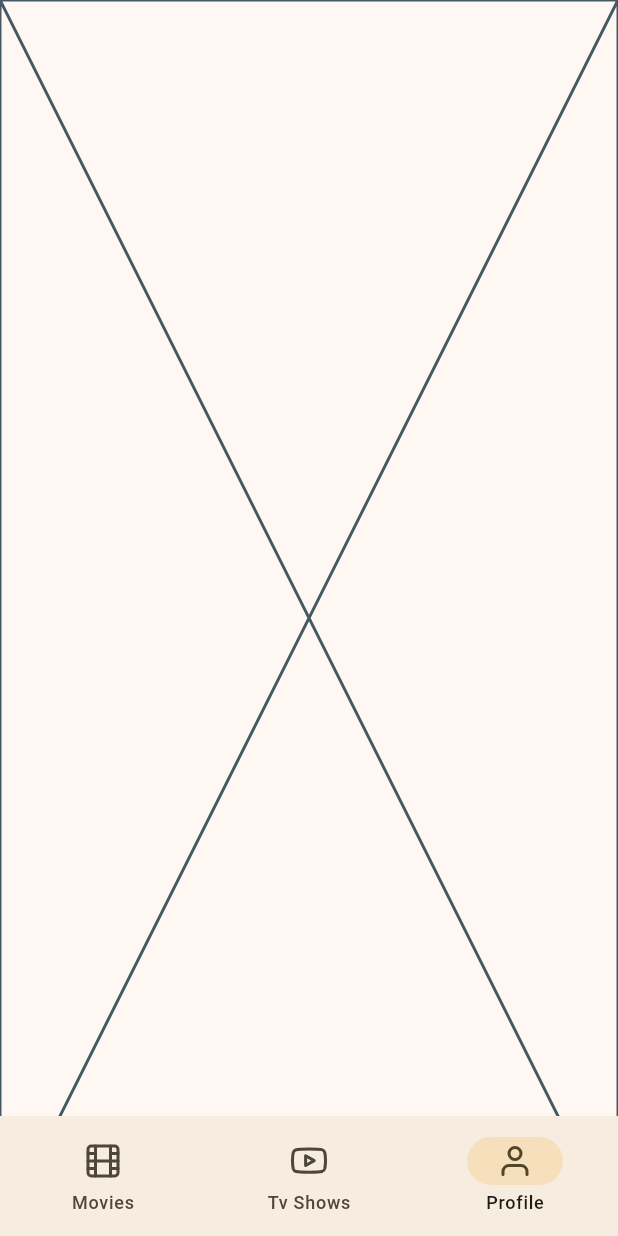
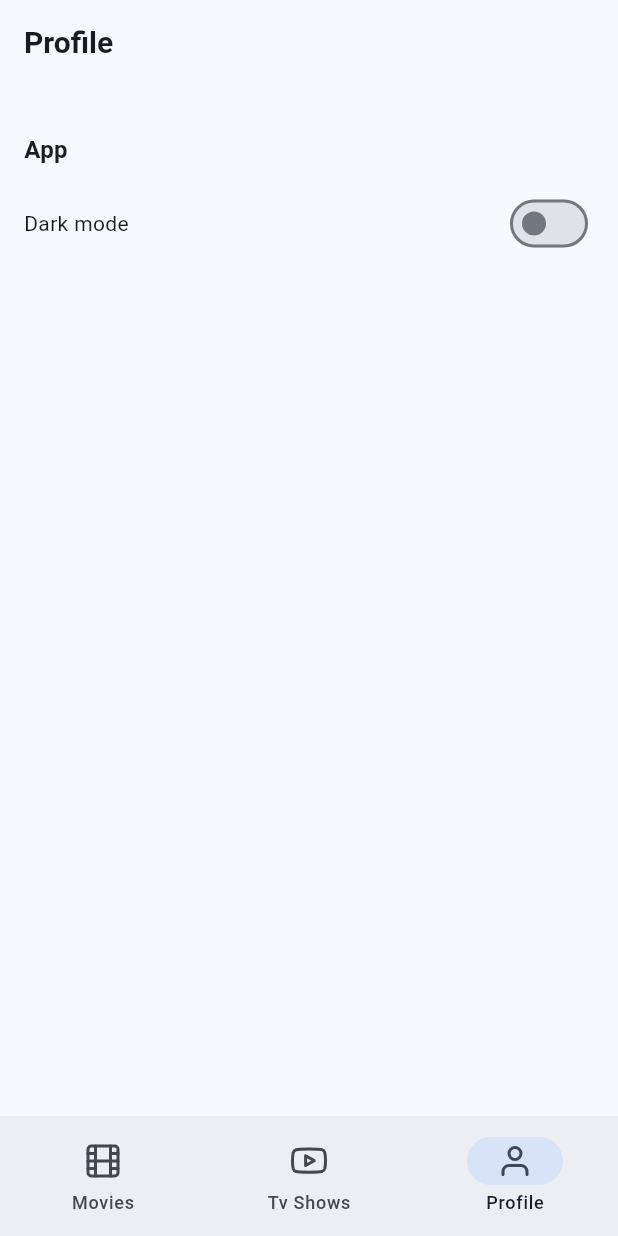
Before and after one commit to rok5ek/flutter_moovi_time, a Flutter app: the screen it shows after launch, item 3 of the bottom bar chosen, on a phone screen of 412 x 824 dp. Run offline on Flutter 3.47's test engine with Material 2 defaults, Android fonts, the phone set to English and light mode, and no system bars; our stand-ins replace cached_network_image, dio, flutter_bloc, flutter_feather_icons, flutter_platform_widgets, freezed_annotation and 3 more; generated files the repository leaves out were written again; network calls fail.

Commit message:
Implemented dark theme mode

```diff
--- a/lib/di/dependency_injector.dart
+++ b/lib/di/dependency_injector.dart
@@ -9,6 +9,7 @@ import 'package:moovi_time/domain/usecases/get_movies.dart';
 import 'package:moovi_time/domain/usecases/get_tvshows.dart';
 import 'package:moovi_time/domain/usecases/gethomemodel/get_home_model.dart';
 import 'package:moovi_time/domain/usecases/gettvshowsmodel/get_tvshows_model.dart';
+import 'package:moovi_time/presentation/app_bloc.dart';
 import 'package:moovi_time/presentation/navigation/app_router.dart';
 import 'package:moovi_time/presentation/screens/home/home_bloc.dart';
 import 'package:moovi_time/presentation/screens/main/main_bloc.dart';
@@ -58,10 +59,11 @@ Future<void> initDependencies() async {
   );
 
   // blocs
+  getIt.registerLazySingleton<AppBloc>(() => AppBloc());
   getIt.registerLazySingleton<MainBloc>(() => MainBloc(getHomeModel: getIt<GetHomeModel>()));
   getIt.registerLazySingleton<HomeBloc>(() => HomeBloc(getHomeModel: getIt<GetHomeModel>()));
   getIt.registerLazySingleton<TvShowsBloc>(() => TvShowsBloc(getTvShowsModel: getIt<GetTvShowsModel>()));
-  getIt.registerLazySingleton<ProfileBloc>(() => ProfileBloc(getHomeModel: getIt<GetHomeModel>()));
+  getIt.registerLazySingleton<ProfileBloc>(() => ProfileBloc());
 
   // router
   getIt.registerLazySingleton<AppRouter>(() => AppRouter());
--- a/lib/main.dart
+++ b/lib/main.dart
@@ -1,5 +1,8 @@
 import 'package:flutter/material.dart';
+import 'package:flutter_bloc/flutter_bloc.dart';
 import 'package:moovi_time/di/dependency_injector.dart';
+import 'package:moovi_time/presentation/app_bloc.dart';
+import 'package:moovi_time/presentation/app_state.dart';
 import 'package:moovi_time/presentation/navigation/app_router.dart';
 import 'package:moovi_time/presentation/navigation/app_screens.dart';
 
@@ -37,14 +40,26 @@ class _MovieTimeAppState extends State<MovieTimeApp> {
   // This widget is the root of your application.
   @override
   Widget build(BuildContext context) {
-    return MaterialApp(
-      title: 'MooviTime',
-      theme: ThemeData(
-        useMaterial3: true,
-        colorSchemeSeed: Colors.amber, // const Color.fromARGB(1, 226, 107, 141),
+    return BlocProvider(
+      create: (context) => getIt<AppBloc>(), // AppBloc(),
+      child: BlocBuilder<AppBloc, AppState>(
+        builder: (context, state) {
+          return MaterialApp(
+            title: 'MooviTime',
+            theme: ThemeData(
+                useMaterial3: true,
+                colorSchemeSeed: Colors.blue, // const Color.fromARGB(1, 226, 107, 141),
+                brightness: Brightness.light),
+            darkTheme: ThemeData(
+                useMaterial3: true,
+                colorSchemeSeed: Colors.blue, // const Color.fromARGB(1, 226, 107, 141),
+                brightness: Brightness.dark),
+            themeMode: state.themeMode,
+            initialRoute: AppScreens.main,
+            onGenerateRoute: getIt<AppRouter>().onGenerateRoute,
+          );
+        },
       ),
-      initialRoute: AppScreens.main,
-      onGenerateRoute: getIt<AppRouter>().onGenerateRoute,
     );
   }
 }
--- /dev/null
+++ b/lib/presentation/app_bloc.dart
@@ -0,0 +1,29 @@
+import 'package:flutter/material.dart';
+import 'package:flutter_bloc/flutter_bloc.dart';
+import 'package:moovi_time/presentation/app_event.dart';
+import 'package:moovi_time/presentation/app_state.dart';
+
+class AppBloc extends Bloc<AppEvent, AppState> {
+  AppBloc()
+      : super(AppState(
+          themeMode: WidgetsBinding.instance.platformDispatcher.platformBrightness == Brightness.dark
+              ? ThemeMode.dark
+              : ThemeMode.light,
+        )) {
+    on<AppEvent>((event, emit) async {
+      event.when(
+        init: () {
+          // do nothing
+        },
+        themeMode: (ThemeMode themeMode) {
+          emit(state.copyWith(themeMode: themeMode));
+        },
+      );
+    });
+  }
+
+  @override
+  Future<void> close() async {
+    super.close();
+  }
+}
--- /dev/null
+++ b/lib/presentation/app_event.dart
@@ -0,0 +1,10 @@
+import 'package:flutter/material.dart';
+import 'package:freezed_annotation/freezed_annotation.dart';
+
+part 'app_event.freezed.dart';
+
+@freezed
+class AppEvent with _$AppEvent {
+  const factory AppEvent.init() = _Init;
+  const factory AppEvent.themeMode({required ThemeMode themeMode}) = _ThemeMode;
+}
--- /dev/null
+++ b/lib/presentation/app_state.dart
@@ -0,0 +1,11 @@
+import 'package:flutter/material.dart';
+import 'package:freezed_annotation/freezed_annotation.dart';
+
+part 'app_state.freezed.dart';
+
+@freezed
+class AppState with _$AppState {
+  const factory AppState({
+    required ThemeMode themeMode,
+  }) = _AppState;
+}
--- a/lib/presentation/core/resources/app_text_styles.dart
+++ b/lib/presentation/core/resources/app_text_styles.dart
@@ -1,11 +1,12 @@
 import 'package:flutter/material.dart';
-import 'package:moovi_time/presentation/core/resources/app_colors.dart';
 
 abstract class AppTextStyles {
-  static const toolbarTitle = TextStyle(color: AppColors.black, fontSize: 20, fontWeight: FontWeight.w700);
-  static const sectionViewTitle = TextStyle(color: AppColors.black, fontSize: 18, fontWeight: FontWeight.w700);
-  static const movieViewTitle = TextStyle(color: AppColors.black, fontSize: 14, fontWeight: FontWeight.w500);
-  static const movieViewTitleSmall = TextStyle(color: AppColors.black, fontSize: 12, fontWeight: FontWeight.w500);
-  static const movieViewSubtitle = TextStyle(color: AppColors.gray, fontSize: 12, fontWeight: FontWeight.w400);
-  static const genreViewText = TextStyle(color: AppColors.gray, fontSize: 14, fontWeight: FontWeight.w600);
+  static const toolbarTitle = TextStyle(fontSize: 20, fontWeight: FontWeight.w700);
+  static const sectionViewTitle = TextStyle(fontSize: 18, fontWeight: FontWeight.w700);
+  static const movieViewTitle = TextStyle(fontSize: 14, fontWeight: FontWeight.w500);
+  static const movieViewTitleSmall = TextStyle(fontSize: 12, fontWeight: FontWeight.w500);
+  static const movieViewSubtitle = TextStyle(fontSize: 12, fontWeight: FontWeight.w400);
+  static const genreViewText = TextStyle(fontSize: 14, fontWeight: FontWeight.w600);
+  static const settingsSectionText = TextStyle(fontSize: 16, fontWeight: FontWeight.w600);
+  static const settingsViewText = TextStyle(fontSize: 14, fontWeight: FontWeight.w400);
 }
--- /dev/null
+++ b/lib/presentation/core/widgets/setting_section_view.dart
@@ -0,0 +1,28 @@
+import 'package:flutter/material.dart';
+import 'package:moovi_time/presentation/core/resources/app_paddings.dart';
+import 'package:moovi_time/presentation/core/resources/app_text_styles.dart';
+
+class SettingsSection extends StatelessWidget {
+  final String title;
+
+  const SettingsSection({
+    Key? key,
+    required this.title,
+  }) : super(key: key);
+
+  @override
+  Widget build(BuildContext context) {
+    return Padding(
+      padding: const EdgeInsets.only(
+        left: AppPaddings.p16,
+        top: 0,
+        right: AppPaddings.p16,
+        bottom: 8,
+      ),
+      child: Text(
+        title,
+        style: AppTextStyles.settingsSectionText,
+      ),
+    );
+  }
+}
--- /dev/null
+++ b/lib/presentation/core/widgets/settings_item_view.dart
@@ -0,0 +1,112 @@
+import 'package:flutter/material.dart';
+import 'package:flutter_platform_widgets/flutter_platform_widgets.dart';
+import 'package:moovi_time/presentation/core/resources/app_colors.dart';
+import 'package:moovi_time/presentation/core/resources/app_paddings.dart';
+import 'package:moovi_time/presentation/core/resources/app_text_styles.dart';
+
+enum SettingsItemType {
+  NORMAL,
+  VALUE,
+  SWITCH,
+  CUSTOM,
+}
+
+class SettingsItem extends StatelessWidget {
+  final String title;
+  final String? value;
+  final Function? onTap;
+  final bool isVisible;
+  final Widget? customWidget;
+  final bool? switchValue;
+  final Function(bool value)? onSwitchTap;
+  final SettingsItemType type;
+
+  const SettingsItem({
+    Key? key,
+    required this.title,
+    this.value,
+    this.onTap,
+    this.isVisible = true,
+    this.customWidget,
+    this.switchValue,
+    this.onSwitchTap,
+    this.type = SettingsItemType.NORMAL,
+  }) : super(key: key);
+
+  @override
+  Widget build(BuildContext context) {
+    return Visibility(
+      visible: isVisible,
+      replacement: const SizedBox.shrink(),
+      child: SizedBox(
+        height: 60,
+        child: Material(
+          color: AppColors.transparent,
+          child: InkWell(
+            onTap: onTap == null
+                ? null
+                : () {
+                    onTap?.call();
+                  },
+            child: Padding(
+              padding: const EdgeInsets.only(
+                left: AppPaddings.p16,
+                top: 0,
+                right: AppPaddings.p16,
+                bottom: 0,
+              ),
+              child: Row(
+                mainAxisAlignment: MainAxisAlignment.spaceBetween,
+                children: [
+                  Text(
+                    title,
+                    style: AppTextStyles.settingsViewText,
+                  ),
+                  Builder(builder: (context) {
+                    switch (type) {
+                      case SettingsItemType.NORMAL:
+                        return const SizedBox.shrink();
+                      case SettingsItemType.VALUE:
+                        return Text(
+                          value ?? "",
+                          style: AppTextStyles.settingsViewText.copyWith(
+                            color: AppColors.gray,
+                            fontWeight: FontWeight.w400,
+                          ),
+                        );
+                      case SettingsItemType.SWITCH:
+                        return PlatformSwitch(
+                          activeColor: AppColors.accent,
+                          value: switchValue ?? false,
+                          onChanged: (bool value) {
+                            onSwitchTap?.call(value);
+                          },
+                        );
+                      case SettingsItemType.CUSTOM:
+                        return customWidget ?? const SizedBox.shrink();
+                    }
+                  }),
+                ],
+              ),
+            ),
+          ),
+        ),
+      ),
+    );
+  }
+}
+
+class SettingsDivider extends StatelessWidget {
+  const SettingsDivider({Key? key}) : super(key: key);
+
+  @override
+  Widget build(BuildContext context) {
+    return Padding(
+      padding: const EdgeInsets.only(bottom: 8.0),
+      child: Container(
+        height: 1,
+        color: AppColors.grayLight,
+      ),
+    );
+  }
+}
--- a/lib/presentation/core/widgets/text_item_view.dart
+++ b/lib/presentation/core/widgets/text_item_view.dart
@@ -27,14 +27,12 @@ class TextItemView extends StatelessWidget {
                 child: Container(
                   alignment: Alignment.center,
                   // color: Colors.green[700],
-                  color: ColorScheme.fromSwatch(primarySwatch: Colors.amber).secondary.withOpacity(0.24),
+                  color: Theme.of(context).colorScheme.secondary.withOpacity(0.24), // ColorScheme.fromSwatch(primarySwatch: Colors.blue).secondary.withOpacity(0.24),
                   child: Text(
                     item.text,
                     maxLines: 1,
                     overflow: TextOverflow.ellipsis,
-                    style: AppTextStyles.movieViewSubtitle.copyWith(
-                      color: ColorScheme.fromSwatch(primarySwatch: Colors.green).onSurface,
-                    ),
+                    style: AppTextStyles.movieViewSubtitle,
                   ),
                 ),
               ),
--- a/lib/presentation/screens/profile/profile_bloc.dart
+++ b/lib/presentation/screens/profile/profile_bloc.dart
@@ -1,45 +1,18 @@
-import 'package:flutter/widgets.dart';
+import 'package:flutter/material.dart';
 import 'package:flutter_bloc/flutter_bloc.dart';
-import 'package:moovi_time/domain/usecases/base/app_error.dart';
-import 'package:moovi_time/domain/usecases/base/app_result.dart';
-import 'package:moovi_time/domain/usecases/base/no_params.dart';
-import 'package:moovi_time/domain/usecases/gethomemodel/get_home_model.dart';
-import 'package:moovi_time/domain/usecases/gethomemodel/home_model_result.dart';
-import 'package:moovi_time/presentation/screens/home/home_event.dart';
-import 'package:moovi_time/presentation/screens/home/home_state.dart';
+import 'package:moovi_time/presentation/screens/profile/profile_event.dart';
+import 'package:moovi_time/presentation/screens/profile/profile_state.dart';
 
-class ProfileBloc extends Bloc<HomeEvent, HomeState> {
-  final GetHomeModel getHomeModel;
-
-  ProfileBloc({
-    required this.getHomeModel,
-  }) : super(const HomeState(
-          isLoading: true,
-          nowPlayingMovies: [],
-          popularMovies: [],
-          comingSoonMovies: [],
-          topRatedMovies: [],
-          genres: [],
+class ProfileBloc extends Bloc<ProfileEvent, ProfileState> {
+  ProfileBloc()
+      : super(ProfileState(
+          isDarkMode: WidgetsBinding.instance.platformDispatcher.platformBrightness == Brightness.dark,
         )) {
-    on<HomeEvent>((event, emit) async {
+    on<ProfileEvent>((event, emit) async {
       await event.when(
-        init: () async {
-          AppResult<HomeModelResult, AppError> homeModelResult = await getHomeModel.call(const NoParams());
-          debugPrint("[App] [NowPlayingBloc] {NowPlayingBloc} result:$homeModelResult");
-
-          homeModelResult.when(
-            success: (data) {
-              emit(state.copyWith(
-                isLoading: false,
-                nowPlayingMovies: data.nowPlayingMovies,
-                popularMovies: data.popularMovies,
-                comingSoonMovies: data.comingSoonMovies,
-                topRatedMovies: data.topRatedMovies,
-              ));
-            },
-            error: (error) {},
-            failure: (failure) {},
-          );
+        init: () async {},
+        darkMode: (bool isDarkMode) {
+          emit(state.copyWith(isDarkMode: isDarkMode));
         },
       );
     });
@@ -47,7 +20,6 @@ class ProfileBloc extends Bloc<HomeEvent, HomeState> {
 
   @override
   Future<void> close() async {
-    getHomeModel.onDispose();
     super.close();
   }
 }
--- /dev/null
+++ b/lib/presentation/screens/profile/profile_event.dart
@@ -0,0 +1,9 @@
+import 'package:freezed_annotation/freezed_annotation.dart';
+
+part 'profile_event.freezed.dart';
+
+@freezed
+class ProfileEvent with _$ProfileEvent {
+  const factory ProfileEvent.init() = _Init;
+  const factory ProfileEvent.darkMode({required bool isDarkMode}) = _DarkMode;
+}
--- a/lib/presentation/screens/profile/profile_screen.dart
+++ b/lib/presentation/screens/profile/profile_screen.dart
@@ -1,4 +1,13 @@
 import 'package:flutter/material.dart';
+import 'package:flutter_bloc/flutter_bloc.dart';
+import 'package:moovi_time/presentation/app_bloc.dart';
+import 'package:moovi_time/presentation/app_event.dart';
+import 'package:moovi_time/presentation/core/resources/app_text_styles.dart';
+import 'package:moovi_time/presentation/core/widgets/setting_section_view.dart';
+import 'package:moovi_time/presentation/core/widgets/settings_item_view.dart';
+import 'package:moovi_time/presentation/screens/profile/profile_bloc.dart';
+import 'package:moovi_time/presentation/screens/profile/profile_event.dart';
+import 'package:moovi_time/presentation/screens/profile/profile_state.dart';
 
 class ProfileScreen extends StatefulWidget {
   const ProfileScreen({Key? key}) : super(key: key);
@@ -10,6 +19,58 @@ class ProfileScreen extends StatefulWidget {
 class _ProfileScreenState extends State<ProfileScreen> {
   @override
   Widget build(BuildContext context) {
-    return const Placeholder();
+    return Scaffold(
+      // disables keyboard overflow issue
+      resizeToAvoidBottomInset: false,
+      // backgroundColor: AppColors.background,
+      appBar: AppBar(
+        title: const Text(
+          "Profile",
+          style: AppTextStyles.toolbarTitle,
+        ),
+      ),
+      body: SafeArea(
+        bottom: false,
+        child: Container(
+          child: buildBody(context),
+        ),
+      ),
+    );
+  }
+
+  Widget buildBody(BuildContext context) {
+    return BlocConsumer<ProfileBloc, ProfileState>(
+      listener: (BuildContext context, ProfileState state) {
+        if (state.isDarkMode) {
+          context.read<AppBloc>().add(const AppEvent.themeMode(themeMode: ThemeMode.dark));
+        } else {
+          context.read<AppBloc>().add(const AppEvent.themeMode(themeMode: ThemeMode.light));
+        }
+      },
+      builder: (context, state) {
+        return SingleChildScrollView(
+          child: Column(
+            crossAxisAlignment: CrossAxisAlignment.stretch,
+            mainAxisAlignment: MainAxisAlignment.start,
+            children: [
+              const SizedBox(height: 32),
+              const SettingsSection(title: "App"),
+              SettingsItem(
+                title: "Dark mode",
+                type: SettingsItemType.SWITCH,
+                switchValue: state.isDarkMode,
+                onTap: () {
+                  debugPrint("[App] [_ProfileScreenState] {buildBody} appBloc:${context.read<AppBloc>()}");
+                  context.read<ProfileBloc>().add(ProfileEvent.darkMode(isDarkMode: !state.isDarkMode));
+                },
+                onSwitchTap: (bool value) {
+                  context.read<ProfileBloc>().add(ProfileEvent.darkMode(isDarkMode: value));
+                },
+              ),
+            ],
+          ),
+        );
+      },
+    );
   }
 }
--- /dev/null
+++ b/lib/presentation/screens/profile/profile_state.dart
@@ -0,0 +1,10 @@
+import 'package:freezed_annotation/freezed_annotation.dart';
+
+part 'profile_state.freezed.dart';
+
+@freezed
+class ProfileState with _$ProfileState {
+  const factory ProfileState({
+    required bool isDarkMode,
+  }) = _ProfileState;
+}
--- a/pubspec.yaml
+++ b/pubspec.yaml
@@ -66,6 +66,8 @@ dev_dependencies:
   json_serializable: ^6.6.1
   # User for retrofit client
   retrofit_generator: ^6.0.0
+  # Create widgets that are platform aware
+  flutter_platform_widgets: ^3.3.5
 
 # The following section is specific to Flutter packages.
 flutter:
```
Also changed, not shown: pubspec.lock.
